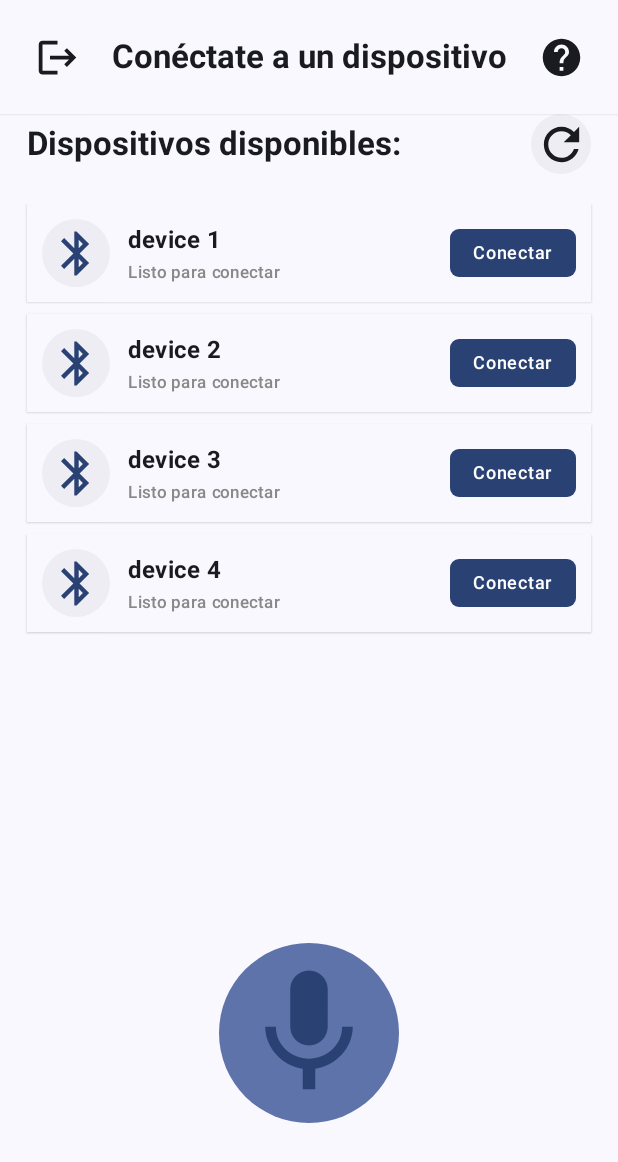
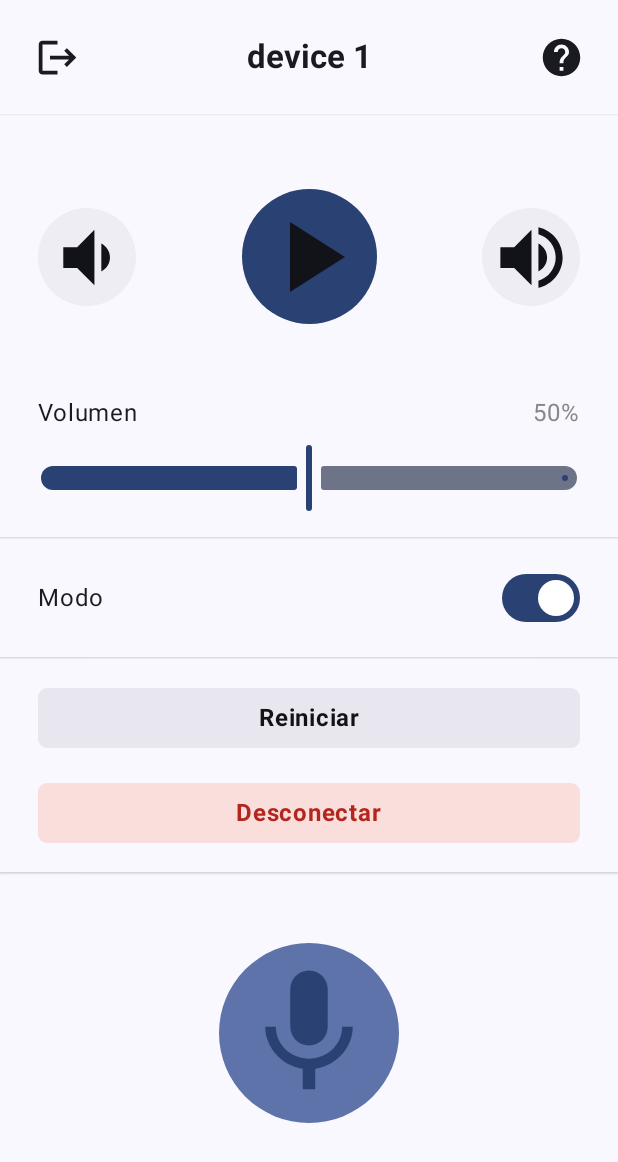
Before and after one commit to rijegaro287/obstacle-detection-and-auditory-feedback-system, an Android app built with Jetpack Compose: the screen it shows after launch (MainActivity), after a tap on "Conectar", on a phone screen of 412 x 824 dp. Shown: the top 1162 px of the screen. Run offline under Robolectric (Android 15) with nearby library versions, the phone set to English and light mode, and no system bars.

Commit message:
Added controls view

```diff
--- a/mobile-application/app/src/main/java/com/odafs/app/NavigationController.kt
+++ b/mobile-application/app/src/main/java/com/odafs/app/NavigationController.kt
@@ -1,18 +1,17 @@
 package com.odafs.app
 
 import androidx.activity.compose.BackHandler
-import androidx.compose.foundation.layout.Column
 import androidx.compose.foundation.layout.padding
-import androidx.compose.material3.Button
 import androidx.compose.material3.Scaffold
-import androidx.compose.material3.Text
 import androidx.compose.runtime.Composable
 import androidx.compose.ui.Modifier
 import androidx.navigation.compose.NavHost
 import androidx.navigation.compose.composable
 import androidx.navigation.compose.rememberNavController
+import androidx.navigation.toRoute
 import kotlinx.serialization.Serializable
 import com.odafs.app.views.ConnectingView
+import com.odafs.app.views.ControlsView
 import com.odafs.app.views.ScanningView
 
 @Serializable
@@ -22,23 +21,11 @@ data object Connecting
 data object Scanning
 
 @Serializable
-data object Controls
-
-@Composable
-fun ControlsView(navigateToScanning: () -> Unit) {
-    Column {
-        Text(text = "Controls")
-
-        Button(onClick = { navigateToScanning() }) {
-            Text(text = "Go to Scanning")
-        }
-    }
-}
+data class Controls(val deviceName: String)
 
 @Composable
 fun NavigationController() {
     val navController = rememberNavController()
-
     Scaffold { innerPadding ->
         NavHost(
             navController = navController,
@@ -52,12 +39,15 @@ fun NavigationController() {
 
             composable<Scanning> {
                 BackHandler (enabled = true) {  }
-                ScanningView { navController.navigate(Controls) }
+                ScanningView { deviceName ->
+                    navController.navigate(Controls(deviceName = deviceName))
+                }
             }
 
-            composable<Controls> {
-                BackHandler (enabled = true) {  }
-                ControlsView {
+            composable<Controls> { backStackEntry ->
+                val controls = backStackEntry.toRoute<Controls>()
+                // BackHandler (enabled = true) {  }
+                ControlsView (deviceName = controls.deviceName) {
                     navController.navigate(Scanning) {
                         popUpTo(Connecting) { inclusive = true }
                     }
--- /dev/null
+++ b/mobile-application/app/src/main/java/com/odafs/app/components/CommandButton.kt
@@ -0,0 +1,40 @@
+package com.odafs.app.components
+
+import androidx.compose.foundation.background
+import androidx.compose.foundation.layout.size
+import androidx.compose.foundation.shape.CircleShape
+import androidx.compose.material.icons.Icons
+import androidx.compose.material.icons.filled.Mic
+import androidx.compose.material3.Icon
+import androidx.compose.material3.IconButton
+import androidx.compose.material3.MaterialTheme
+import androidx.compose.runtime.Composable
+import androidx.compose.ui.Modifier
+import androidx.compose.ui.tooling.preview.Preview
+import androidx.compose.ui.unit.dp
+
+@Composable
+fun CommandButton (modifier: Modifier) {
+    IconButton(
+        onClick = {},
+        modifier = modifier
+            .background(
+                color = MaterialTheme.colorScheme.primaryContainer,
+                shape = CircleShape
+            )
+            .size(120.dp)
+    ) {
+        Icon(
+            imageVector = Icons.Default.Mic,
+            contentDescription = "Botón para ingresar un comando de voz",
+            tint = MaterialTheme.colorScheme.primary,
+            modifier = Modifier.size(100.dp)
+        )
+    }
+}
+
+@Preview
+@Composable
+fun CommandButtonPreview() {
+    CommandButton(modifier = Modifier)
+}
--- /dev/null
+++ b/mobile-application/app/src/main/java/com/odafs/app/views/ControlsView.kt
@@ -0,0 +1,253 @@
+package com.odafs.app.views
+
+import androidx.compose.foundation.background
+import androidx.compose.foundation.layout.Box
+import androidx.compose.foundation.layout.Column
+import androidx.compose.foundation.layout.Row
+import androidx.compose.foundation.layout.Spacer
+import androidx.compose.foundation.layout.fillMaxSize
+import androidx.compose.foundation.layout.fillMaxWidth
+import androidx.compose.foundation.layout.height
+import androidx.compose.foundation.layout.padding
+import androidx.compose.foundation.layout.size
+import androidx.compose.foundation.shape.CircleShape
+import androidx.compose.foundation.shape.RoundedCornerShape
+import androidx.compose.material.icons.Icons
+import androidx.compose.material.icons.automirrored.filled.MenuOpen
+import androidx.compose.material.icons.automirrored.filled.VolumeDown
+import androidx.compose.material.icons.automirrored.filled.VolumeUp
+import androidx.compose.material.icons.filled.Pause
+import androidx.compose.material.icons.filled.PauseCircle
+import androidx.compose.material.icons.filled.PlayArrow
+import androidx.compose.material.icons.filled.PlayCircle
+import androidx.compose.material.icons.filled.Refresh
+import androidx.compose.material.icons.filled.VolumeDown
+import androidx.compose.material3.Button
+import androidx.compose.material3.ButtonDefaults
+import androidx.compose.material3.Icon
+import androidx.compose.material3.IconButton
+import androidx.compose.material3.MaterialTheme
+import androidx.compose.material3.Scaffold
+import androidx.compose.material3.Slider
+import androidx.compose.material3.Surface
+import androidx.compose.material3.Switch
+import androidx.compose.material3.Text
+import androidx.compose.runtime.Composable
+import androidx.compose.runtime.getValue
+import androidx.compose.runtime.mutableFloatStateOf
+import androidx.compose.runtime.mutableIntStateOf
+import androidx.compose.runtime.mutableStateOf
+import androidx.compose.runtime.remember
+import androidx.compose.runtime.setValue
+import androidx.compose.ui.Alignment
+import androidx.compose.ui.Modifier
+import androidx.compose.ui.graphics.Color
+import androidx.compose.ui.modifier.modifierLocalConsumer
+import androidx.compose.ui.text.font.FontWeight
+import androidx.compose.ui.tooling.preview.Preview
+import androidx.compose.ui.unit.dp
+import com.odafs.app.components.CommandButton
+import com.odafs.app.components.TopBar
+import kotlin.math.roundToInt
+
+@Composable
+fun ControlsView(deviceName: String, navigateToScanning: () -> Unit) {
+    Scaffold(
+        topBar = { TopBar(title = deviceName) }
+    ) { innerPadding ->
+        Box(modifier = Modifier
+            .fillMaxSize()
+            .padding(
+                top = innerPadding.calculateTopPadding(),
+                bottom = 75.dp
+            )
+        ) {
+            val surfaceHorizontalPadding = 25
+            val surfaceVerticalPadding = 15
+            Column {
+                Surface (shadowElevation = 1.dp) {
+                    Column (modifier = Modifier
+                        .padding(
+                            bottom = surfaceVerticalPadding.dp,
+                            start = surfaceHorizontalPadding.dp,
+                            end = surfaceHorizontalPadding.dp
+                        )
+                    ) {
+                        Box(modifier = Modifier
+                            .fillMaxWidth()
+                            .padding(vertical = 50.dp)
+                        ) {
+                            var isPlaying by remember { mutableStateOf(false) }
+
+                            val volumeButtonSize = 65
+                            val volumeIconSize = 55
+
+                            val playButtonSize = 90
+                            val playIconSize = 80
+
+                            IconButton(
+                                onClick = {},
+                                modifier = Modifier
+                                    .align(Alignment.CenterStart)
+                                    .background(
+                                        color = MaterialTheme.colorScheme.surfaceContainer,
+                                        shape = CircleShape
+                                    )
+                                    .size(volumeButtonSize.dp)
+                            ) {
+                                Icon(
+                                    imageVector = Icons.AutoMirrored.Default.VolumeDown,
+                                    contentDescription = "Botón para disminuir el volumen de la retroalimentación",
+                                    tint = MaterialTheme.colorScheme.inverseSurface,
+                                    modifier = Modifier.size(volumeIconSize.dp)
+                                )
+                            }
+
+                            IconButton(
+                                onClick = { isPlaying = !isPlaying },
+                                modifier = Modifier
+                                    .align(Alignment.Center)
+                                    .background(
+                                        color = MaterialTheme.colorScheme.primary,
+                                        shape = CircleShape
+                                    )
+                                    .size(playButtonSize.dp)
+                            ) {
+                                Icon(
+                                    imageVector = if (isPlaying) Icons.Filled.Pause else Icons.Default.PlayArrow,
+                                    contentDescription = "Botón para pausar o reanudar la retroalimentación",
+                                    tint = MaterialTheme.colorScheme.inverseSurface,
+                                    modifier = Modifier.size(playIconSize.dp)
+                                )
+                            }
+
+                            IconButton(
+                                onClick = {},
+                                modifier = Modifier
+                                    .align(Alignment.CenterEnd)
+                                    .background(
+                                        color = MaterialTheme.colorScheme.surfaceContainer,
+                                        shape = CircleShape
+                                    )
+                                    .size(volumeButtonSize.dp)
+                            ) {
+                                Icon(
+                                    imageVector = Icons.AutoMirrored.Default.VolumeUp,
+                                    contentDescription = "Botón para aumentar el volumen de la retroalimentación",
+                                    tint = MaterialTheme.colorScheme.inverseSurface,
+                                    modifier = Modifier.size(volumeIconSize.dp)
+                                )
+                            }
+                        }
+
+                        Column {
+                            var volumeSliderValue by remember { mutableFloatStateOf(0.5f) }
+                            Box (modifier = Modifier.fillMaxWidth()) {
+                                Text(
+                                    text = "Volumen",
+                                    style = MaterialTheme.typography.bodyLarge,
+                                    modifier = Modifier.align(Alignment.CenterStart)
+                                )
+
+                                Text(
+                                    text = "${(100 * volumeSliderValue).roundToInt()}%",
+                                    style = MaterialTheme.typography.bodyLarge,
+                                    modifier = Modifier.align(Alignment.CenterEnd),
+                                    color = Color.Gray
+                                )
+                            }
+
+                            Spacer(modifier = Modifier.height(10.dp))
+
+                            Slider(
+                                value = volumeSliderValue,
+                                onValueChange = {volumeSliderValue = it}
+                            )
+                        }
+                    }
+                }
+
+                Spacer(modifier = Modifier.height(1.dp))
+
+                Surface (shadowElevation = 1.dp) {
+                    Box(
+                        modifier = Modifier
+                            .fillMaxWidth()
+                            .padding(
+                                vertical = surfaceVerticalPadding.dp,
+                                horizontal = surfaceHorizontalPadding.dp
+                            )
+                    ) {
+                        var checked by remember { mutableStateOf(true) }
+                        Text(
+                            text = "Modo",
+                            style = MaterialTheme.typography.bodyLarge,
+                            modifier = Modifier.align(Alignment.CenterStart)
+                        )
+
+                        Switch(
+                            checked = checked,
+                            onCheckedChange = { checked = it },
+                            modifier = Modifier.align(Alignment.CenterEnd)
+                        )
+                    }
+                }
+
+                Spacer(modifier = Modifier.height(1.dp))
+
+                Surface (shadowElevation = 1.dp) {
+                    Column(
+                        modifier = Modifier
+                            .fillMaxWidth()
+                            .padding(
+                                vertical = surfaceVerticalPadding.dp,
+                                horizontal = surfaceHorizontalPadding.dp
+                            )
+                    ) {
+                        Button(
+                            onClick = {},
+                            shape = RoundedCornerShape(6.dp),
+                            colors = ButtonDefaults.buttonColors(
+                                containerColor = MaterialTheme.colorScheme.surfaceContainerHigh,
+                                contentColor = MaterialTheme.colorScheme.inverseSurface
+                            ),
+                            modifier = Modifier.fillMaxWidth()
+                        ) {
+                            Text(
+                                text = "Reiniciar",
+                                style = MaterialTheme.typography.bodyLarge,
+                                fontWeight = FontWeight.Bold
+                            )
+                        }
+
+                        Spacer(modifier = Modifier.height(surfaceVerticalPadding.dp))
+
+                        Button(
+                            onClick = {},
+                            shape = RoundedCornerShape(6.dp),
+                            colors = ButtonDefaults.buttonColors(
+                                containerColor = MaterialTheme.colorScheme.errorContainer,
+                                contentColor = MaterialTheme.colorScheme.error
+                            ),
+                            modifier = Modifier.fillMaxWidth()
+                        ) {
+                            Text(
+                                text = "Desconectar",
+                                style = MaterialTheme.typography.bodyLarge,
+                                fontWeight = FontWeight.Bold
+                            )
+                        }
+                    }
+                }
+            }
+
+            CommandButton(modifier = Modifier.align(Alignment.BottomCenter))
+        }
+    }
+}
+
+@Preview
+@Composable
+fun ControlsViewPreview() {
+    ControlsView ("Device Name") { }
+}
--- a/mobile-application/app/src/main/java/com/odafs/app/views/ScanningView.kt
+++ b/mobile-application/app/src/main/java/com/odafs/app/views/ScanningView.kt
@@ -26,6 +26,7 @@ import androidx.compose.ui.Modifier
 import androidx.compose.ui.text.font.FontWeight
 import androidx.compose.ui.tooling.preview.Preview
 import androidx.compose.ui.unit.dp
+import com.odafs.app.components.CommandButton
 import com.odafs.app.components.DeviceCard
 import com.odafs.app.components.TopBar
 
@@ -39,7 +40,7 @@ val deviceList = listOf(
 )
 
 @Composable
-fun ScanningView(navigateToControls: () -> Unit) {
+fun ScanningView(navigateToControls: (String) -> Unit) {
     Scaffold(
         topBar = { TopBar(title = "Conéctate a un dispositivo") }
     ) { innerPadding ->
@@ -59,7 +60,6 @@ fun ScanningView(navigateToControls: () -> Unit) {
                         style = MaterialTheme.typography.titleLarge,
                         fontWeight = FontWeight.Bold,
                         modifier = Modifier.align(Alignment.CenterStart)
-
                     )
 
                     IconButton(
@@ -84,29 +84,15 @@ fun ScanningView(navigateToControls: () -> Unit) {
 
                 LazyColumn {
                     items(deviceList) { device ->
-                        DeviceCard(device.name) {}
+                        DeviceCard(device.name) {
+                            navigateToControls(device.name)
+                        }
                         Spacer(modifier = Modifier.height(8.dp))
                     }
                 }
             }
 
-            IconButton(
-                onClick = {},
-                modifier = Modifier
-                    .align(Alignment.BottomCenter)
-                    .background(
-                        color = MaterialTheme.colorScheme.primaryContainer,
-                        shape = CircleShape
-                    )
-                    .size(120.dp)
-            ) {
-                Icon(
-                    imageVector = Icons.Default.Mic,
-                    contentDescription = "Botón para ingresar un comando de voz",
-                    tint = MaterialTheme.colorScheme.primary,
-                    modifier = Modifier.size(100.dp)
-                )
-            }
+            CommandButton(modifier = Modifier.align(Alignment.BottomCenter))
         }
     }
 }
```
Also changed, not shown: 1 other file.
